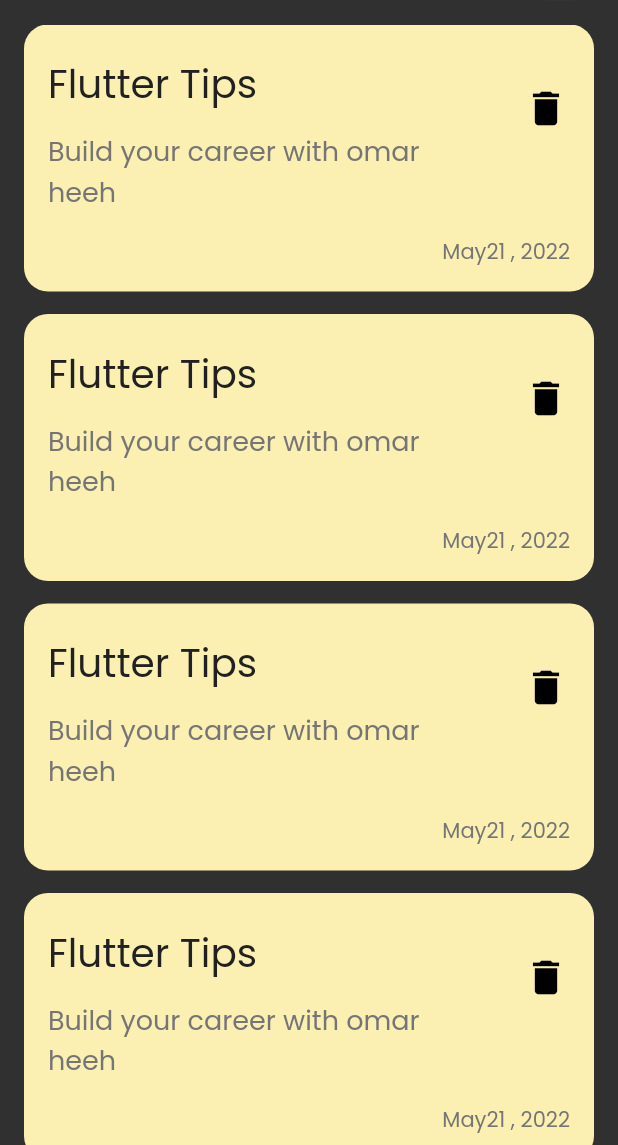
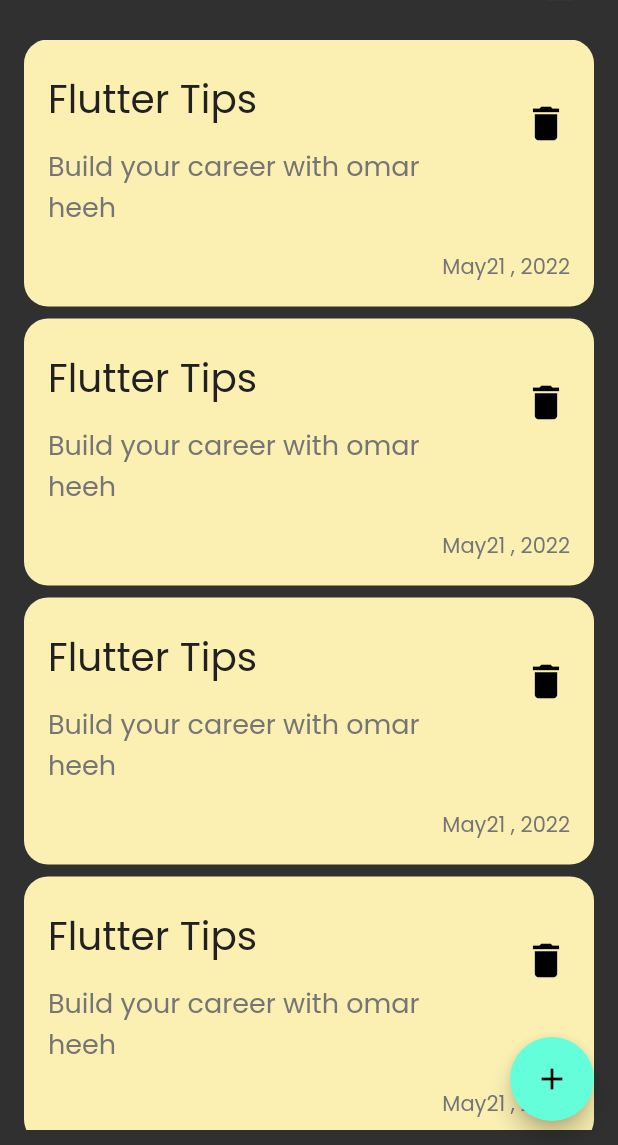
Before and after one commit to omarheeh/notes_app, a Flutter app: the screen it shows after launch, on a phone screen of 412 x 824 dp, the part 91-1236 px from its top. Run offline on Flutter 3.47's test engine with Material 2 defaults, Android fonts, the phone set to English and light mode, and no system bars.

Commit message:
add note bottom shet

```diff
--- a/lib/view/notes_view.dart
+++ b/lib/view/notes_view.dart
@@ -1,4 +1,5 @@
 import 'package:flutter/material.dart';
+import 'package:noteapp/view/widgets/add_note_bottom_shhet.dart';
 import 'package:noteapp/view/widgets/note_view_body.dart';
 
 class NotesView extends StatelessWidget {
@@ -7,8 +8,18 @@ class NotesView extends StatelessWidget {
   @override
   Widget build(BuildContext context) {
     return Scaffold(
-      body: SafeArea(
+      body: const SafeArea(
         child: NotesViewBody(),
+      ),
+      floatingActionButton: FloatingActionButton(
+        onPressed: () {
+          showModalBottomSheet(
+              context: context,
+              builder: (context) {
+                return AddNoteBottomSheet();
+              });
+        },
+        child: const Icon(Icons.add),
       ),
     );
   }
--- a/lib/view/widgets/costom_note_item.dart
+++ b/lib/view/widgets/costom_note_item.dart
@@ -7,7 +7,7 @@ class NoteItem extends StatelessWidget {
   Widget build(BuildContext context) {
     return Container(
       padding: EdgeInsets.only(top: 16, left: 16, bottom: 16, right: 8),
-      margin: EdgeInsets.only(bottom: 15),
+      margin: EdgeInsets.only(bottom: 8),
       decoration: BoxDecoration(
         color: Color(0xffFBF0B2),
         borderRadius: BorderRadius.circular(16),
--- a/lib/view/widgets/notes_list_view.dart
+++ b/lib/view/widgets/notes_list_view.dart
@@ -7,9 +7,12 @@ class NotesListView extends StatelessWidget {
   @override
   Widget build(BuildContext context) {
     return Expanded(
-      child: ListView.builder(
-        itemCount: 4,
-        itemBuilder: ((context, index) => NoteItem()),
+      child: Padding(
+        padding: const EdgeInsets.symmetric(vertical: 10),
+        child: ListView.builder(
+          itemCount: 4,
+          itemBuilder: ((context, index) => NoteItem()),
+        ),
       ),
     );
   }
```
Also changed, not shown: lib/view/widgets/add_note_bottom_shhet.dart (added, +13 -0 lines).
